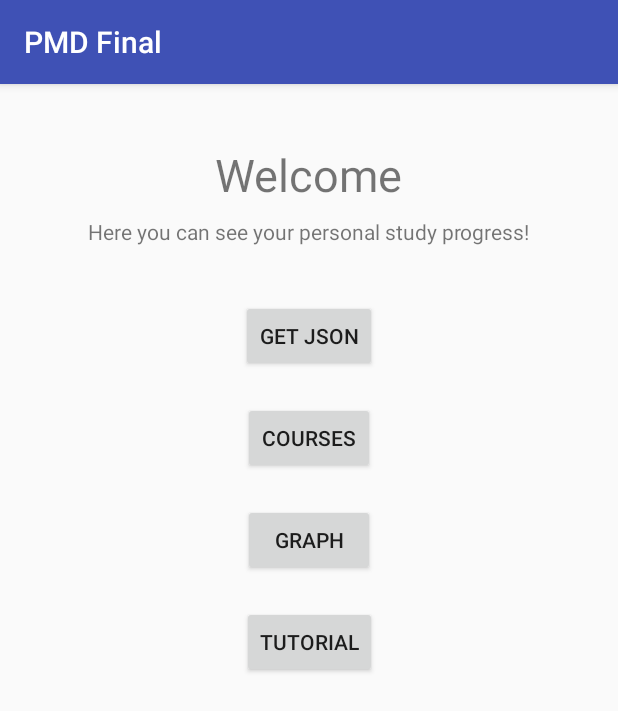
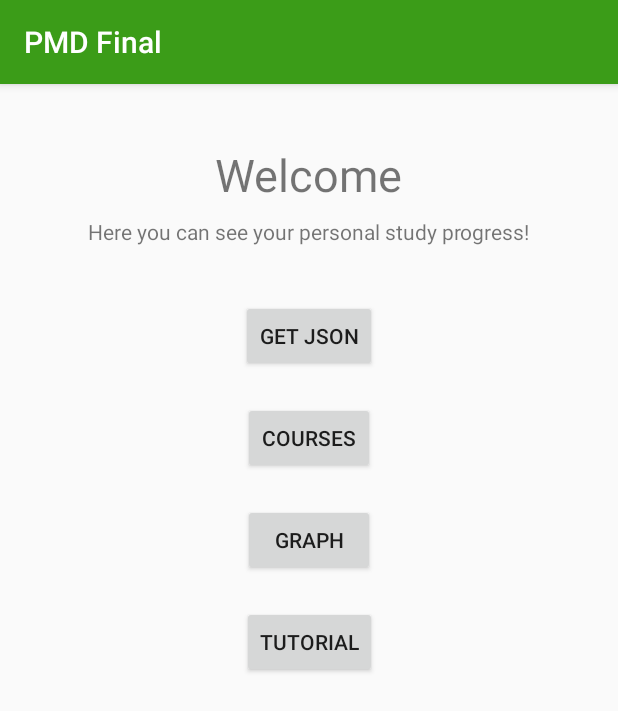
Before and after one commit to Jaap58428/IMTPMD, an Android app: the HomeActivity screen opened directly, with no data from a screen before it, after a tap on "GET JSON", on a phone screen of 412 x 824 dp. Shown: the top 711 px of the screen. Run offline under Robolectric (Android 15) with nearby library versions, the phone set to English and light mode, and no system bars; our stand-ins replace Volley; network calls fail.

Commit message:
made usernames case insensitive

```diff
--- a/app/src/main/java/nl/itsjaap/pmdfinal/HomeActivity.java
+++ b/app/src/main/java/nl/itsjaap/pmdfinal/HomeActivity.java
@@ -64,10 +64,7 @@ public class HomeActivity extends AppCompatActivity {
 
         /**
          *
-         * Overal author & Studentnummer toevoegen
-         *
          * List of all courses + EC needed to graduate
-         * - Mandatory vs. Optional
          * - Filter by year
          * - Per course: completed? + grade + notes
          * -> click een listitem en open een nieuwe activity met gepasseerde info
@@ -84,7 +81,7 @@ public class HomeActivity extends AppCompatActivity {
     private void requestSubjects(){
         Type type = new TypeToken<List<CourseModel>>(){}.getType();
 
-        GsonRequest<List<CourseModel>> request = new GsonRequest<List<CourseModel>>("http://fuujokan.nl/subject_lijst.json",
+        GsonRequest<List<CourseModel>> request = new GsonRequest<List<CourseModel>>("https://itsjaap.nl/js/courses.json",
                 type, null, new Response.Listener<List<CourseModel>>() {
             @Override
             public void onResponse(List<CourseModel> response) {
@@ -115,10 +112,12 @@ public class HomeActivity extends AppCompatActivity {
         rs.moveToFirst();   // kan leeg zijn en faalt dan
         DatabaseUtils.dumpCursor(rs);
 
+        Toast.makeText(getApplicationContext(), R.string.home_toast_json_success, Toast.LENGTH_SHORT).show();
+
     }
 
     private void processRequestError(VolleyError error){
-        Toast.makeText(getApplicationContext(), "There was an error:\n" + error , Toast.LENGTH_LONG).show();
+        Toast.makeText(getApplicationContext(), "" + R.string.error + "\n" +  error , Toast.LENGTH_LONG).show();
     }
 
 }
--- a/app/src/main/java/nl/itsjaap/pmdfinal/MainActivity.java
+++ b/app/src/main/java/nl/itsjaap/pmdfinal/MainActivity.java
@@ -36,7 +36,7 @@ public class MainActivity extends AppCompatActivity {
             public void onClick(View v) {
                 // Get user input
                 EditText usernameEditText = findViewById(R.id.usernameEditText);
-                String sUsername = usernameEditText.getText().toString();
+                String sUsername = usernameEditText.getText().toString().toLowerCase();
 
                 EditText pwdEditText = findViewById(R.id.pwdEditText);
                 String sPwd = pwdEditText.getText().toString();
--- a/app/src/main/java/nl/itsjaap/pmdfinal/RegisterActivity.java
+++ b/app/src/main/java/nl/itsjaap/pmdfinal/RegisterActivity.java
@@ -31,7 +31,7 @@ public class RegisterActivity extends AppCompatActivity {
             @Override
             public void onClick(View v) {
                 EditText emailEditText = findViewById(R.id.registerEmailEditText);
-                String sMail = emailEditText.getText().toString();
+                String sMail = emailEditText.getText().toString().toLowerCase();
 
                 EditText pwdEditText = findViewById(R.id.registerPwdEditText);
                 String sPwd = pwdEditText.getText().toString();
--- a/app/src/main/java/nl/itsjaap/pmdfinal/database/DatabaseHelper.java
+++ b/app/src/main/java/nl/itsjaap/pmdfinal/database/DatabaseHelper.java
@@ -16,7 +16,7 @@ public class DatabaseHelper extends SQLiteOpenHelper {
     public static SQLiteDatabase mSQLDB;
     private static DatabaseHelper mInstance;
     public static final String dbName = "sql4u.db";
-    public static final int dbVersion = 6;
+    public static final int dbVersion = 7;
 
     private DatabaseHelper(Context ctx) {
         super(ctx, dbName, null, dbVersion);
--- a/app/src/main/java/nl/itsjaap/pmdfinal/database/DatabaseInfo.java
+++ b/app/src/main/java/nl/itsjaap/pmdfinal/database/DatabaseInfo.java
@@ -28,6 +28,7 @@ public class DatabaseInfo {
         public static final String YEAR = "year";
         public static final String ISOPT = "isOpt";
         public static final String USER = "user";
+        public static final String NOTE = "note";
     }
 
 
--- a/app/src/main/java/nl/itsjaap/pmdfinal/list/ListAdapter.java
+++ b/app/src/main/java/nl/itsjaap/pmdfinal/list/ListAdapter.java
@@ -47,7 +47,7 @@ public class ListAdapter extends ArrayAdapter<CourseModel> {
         }
 
         vh.title.setText(cm.getName() + " - " + cm.getYear() + "." + cm.getPeriod());
-        vh.info.setText("Cijfer: " + cm.getGrade() + sOpt);
+        vh.info.setText("Cijfer: " + cm.getGrade()+ "\t" + sOpt);
         return convertView;
     }
 
--- a/app/src/main/java/nl/itsjaap/pmdfinal/models/CourseModel.java
+++ b/app/src/main/java/nl/itsjaap/pmdfinal/models/CourseModel.java
@@ -9,6 +9,7 @@ public class CourseModel {
     private String year;
     private String isOpt;
     private String user;
+    private String note;
 
     public CourseModel(String n, String c, String p, String y, String i) {
         this.name = n;
@@ -18,6 +19,7 @@ public class CourseModel {
         this.year = y;
         this.isOpt = i;
         this.user = null;
+        this.note = "";
     }
 
     public String getName() {
@@ -47,4 +49,8 @@ public class CourseModel {
     public String getUser() {
         return user;
     }
+
+    public String getNote() {
+        return note;
+    }
 }
--- a/app/src/main/res/values/colors.xml
+++ b/app/src/main/res/values/colors.xml
@@ -1,6 +1,6 @@
 <?xml version="1.0" encoding="utf-8"?>
 <resources>
-    <color name="colorPrimary">#3F51B5</color>
-    <color name="colorPrimaryDark">#303F9F</color>
-    <color name="colorAccent">#FF4081</color>
+    <color name="colorPrimary">#3b9c18</color>
+    <color name="colorPrimaryDark">#0b6420</color>
+    <color name="colorAccent">#b714ac</color>
 </resources>
--- a/app/src/main/res/values/strings.xml
+++ b/app/src/main/res/values/strings.xml
@@ -1,6 +1,7 @@
 <resources>
     <!--General-->
     <string name="app_name">PMD Final</string>
+    <string name="error">There was an error: </string>
 
     <!--Welcome-->
     <string name="welcome_title">SLB4U</string>
@@ -36,6 +37,8 @@
     <string name="home_btn_courses">Courses</string>
     <string name="home_btn_graph">Graph</string>
     <string name="home_btn_fill">GET JSON</string>
+    <string name="home_toast_json_success">JSON has successfully received</string>
+
 
     <!--Tutorial-->
     <string name="tutorial_intro">You can set grades for completed courses and add notes.</string>
```
Also changed, not shown: app/src/main/java/nl/itsjaap/pmdfinal/list/CourseListActivity.java (+12 -12 lines).
